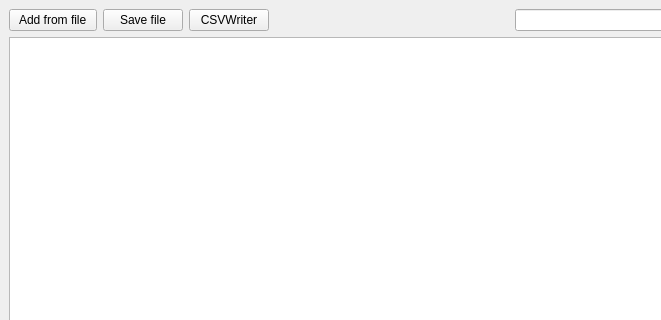
The window that OOP_app/mainwindow.ui (Inkogni7o/QT_projects) describes before a commit, drawn with Qt 5; both pictures show x 0 to 661 and y 0 to 320 of the 850 by 615 pixel window.
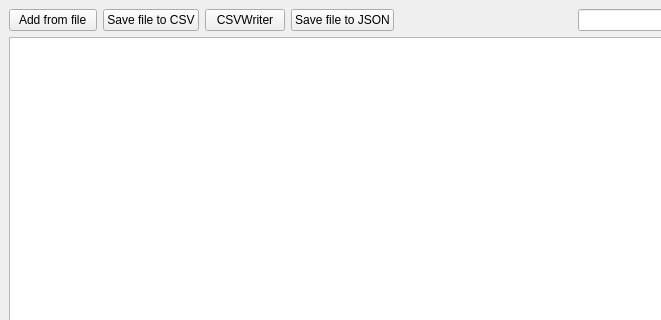
The same window after the commit.

Commit message: add writing json files

```diff
--- a/OOP_app/mainwindow.ui
+++ b/OOP_app/mainwindow.ui
@@ -27,7 +27,7 @@
       <item>
        <widget class="QPushButton" name="btnSaveFile">
         <property name="text">
-         <string>Save file</string>
+         <string>Save file to CSV</string>
         </property>
        </widget>
       </item>
@@ -38,6 +38,13 @@
         </property>
        </widget>
       </item>
+      <item>
+       <widget class="QPushButton" name="btnSaveToJson">
+        <property name="text">
+         <string>Save file to JSON</string>
+        </property>
+       </widget>
+      </item>
       <item>
        <spacer name="horizontalSpacer">
         <property name="orientation">
```
Left out of the diff: 2 changed lines with no effect on the pictures. The commit also changes 2 other files.
